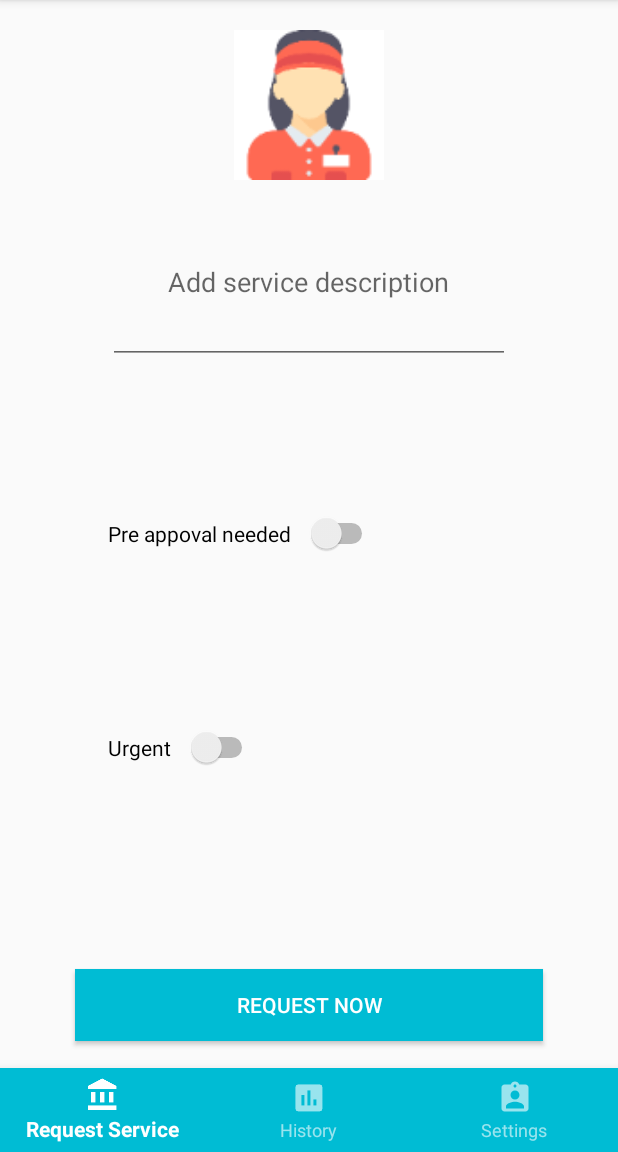
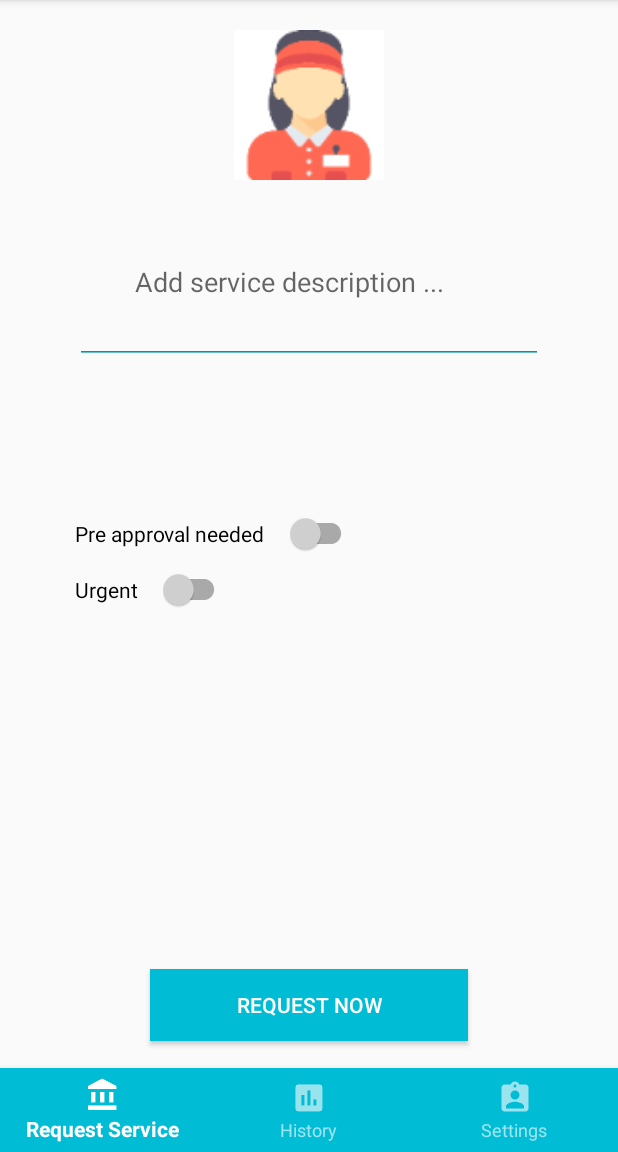
Before and after one commit to dabitdev/SampleAuthApp, an Android app: the screen it shows after launch once a user with an empty profile is signed in (BottomNavigationActivity), after a tap on "REQUEST NOW", on a phone screen of 412 x 824 dp, the part 84-1236 px from its top. Run offline under Robolectric (Android 15) with nearby library versions, the phone set to English and light mode, and no system bars; our stand-ins replace Firebase (no records; nobody signed in at launch, a user with empty details on screens opened directly).

Commit message:
fixing colors in the views on fragment request, adding push notification service,.

```diff
--- a/app/build.gradle
+++ b/app/build.gradle
@@ -34,6 +34,9 @@ dependencies {
     implementation 'com.android.support:support-v4:27.1.1'
     implementation 'com.github.PhilJay:MPAndroidChart:v3.0.3'
     implementation 'com.google.android.gms:play-services-maps:15.0.1'
+    implementation 'com.google.firebase:firebase-database:16.0.1'
+    implementation 'com.jakewharton.timber:timber:4.7.1'
+    implementation 'com.google.firebase:firebase-messaging:17.1.0'
 }
 
 //this has to be at the bottom
--- a/app/src/main/java/com/nordicloop/concierge/LoginActivity.java
+++ b/app/src/main/java/com/nordicloop/concierge/LoginActivity.java
@@ -73,7 +73,7 @@ public class LoginActivity extends AppCompatActivity {
                 final String password = inputPassword.getText().toString();
 
                 if (TextUtils.isEmpty(email)) {
-                    Toast.makeText(getApplicationContext(), "Enter email address!", Toast.LENGTH_SHORT).show();
+                    Toast.makeText(getApplicationContext(), "Enter preApprovalNeeded address!", Toast.LENGTH_SHORT).show();
                     return;
                 }
 
--- a/app/src/main/java/com/nordicloop/concierge/RequestFragment.java
+++ b/app/src/main/java/com/nordicloop/concierge/RequestFragment.java
@@ -23,19 +23,22 @@ package com.nordicloop.concierge;
 import android.os.Bundle;
 import android.support.annotation.NonNull;
 import android.support.v4.app.Fragment;
+import android.support.v7.widget.AppCompatEditText;
+import android.support.v7.widget.SwitchCompat;
 import android.view.LayoutInflater;
 import android.view.View;
 import android.view.ViewGroup;
 import android.widget.Button;
-import android.widget.EditText;
-import android.widget.Switch;
 import android.widget.Toast;
+
+import com.google.firebase.auth.FirebaseAuth;
+import com.nordicloop.concierge.model.Task;
 
 
 public class RequestFragment extends Fragment {
-    private EditText mEditText;
-    private Switch mApproval;
-    private Switch mUrgent;
+    private AppCompatEditText mEditText;
+    private SwitchCompat mApproval;
+    private SwitchCompat mUrgent;
 
     @Override
     public View onCreateView(@NonNull LayoutInflater inflater, ViewGroup container,
@@ -50,8 +53,10 @@ public class RequestFragment extends Fragment {
         button.setOnClickListener(new View.OnClickListener() {
             @Override
             public void onClick(View view) {
+                Toast.makeText(view.getContext(), "Request added successfully!", Toast.LENGTH_LONG).show();
+                String uid = FirebaseAuth.getInstance().getUid();
+                Task.writeNewTask(uid, mEditText.getText().toString(), mApproval.isChecked());
                 resetForm();
-                Toast.makeText(view.getContext(), "Request added successfuly!", Toast.LENGTH_LONG).show();
             }
         });
         return view;
--- a/app/src/main/java/com/nordicloop/concierge/ResetPasswordActivity.java
+++ b/app/src/main/java/com/nordicloop/concierge/ResetPasswordActivity.java
@@ -47,7 +47,7 @@ public class ResetPasswordActivity extends AppCompatActivity {
                 String email = inputEmail.getText().toString().trim();
 
                 if (TextUtils.isEmpty(email)) {
-                    Toast.makeText(getApplication(), "Enter your registered email id", Toast.LENGTH_SHORT).show();
+                    Toast.makeText(getApplication(), "Enter your registered preApprovalNeeded id", Toast.LENGTH_SHORT).show();
                     return;
                 }
 
@@ -59,7 +59,7 @@ public class ResetPasswordActivity extends AppCompatActivity {
                                 if (task.isSuccessful()) {
                                     Toast.makeText(ResetPasswordActivity.this, "We have sent you instructions to reset your password!", Toast.LENGTH_SHORT).show();
                                 } else {
-                                    Toast.makeText(ResetPasswordActivity.this, "Failed to send reset email!", Toast.LENGTH_SHORT).show();
+                                    Toast.makeText(ResetPasswordActivity.this, "Failed to send reset preApprovalNeeded!", Toast.LENGTH_SHORT).show();
                                 }
 
                                 progressBar.setVisibility(View.GONE);
--- a/app/src/main/java/com/nordicloop/concierge/SignupActivity.java
+++ b/app/src/main/java/com/nordicloop/concierge/SignupActivity.java
@@ -60,7 +60,7 @@ public class SignupActivity extends AppCompatActivity {
                 String password = inputPassword.getText().toString().trim();
 
                 if (TextUtils.isEmpty(email)) {
-                    Toast.makeText(getApplicationContext(), "Enter email address!", Toast.LENGTH_SHORT).show();
+                    Toast.makeText(getApplicationContext(), "Enter preApprovalNeeded address!", Toast.LENGTH_SHORT).show();
                     return;
                 }
 
--- /dev/null
+++ b/app/src/main/java/com/nordicloop/concierge/model/Task.java
@@ -0,0 +1,37 @@
+package com.nordicloop.concierge.model;
+
+import com.google.firebase.database.DatabaseReference;
+import com.google.firebase.database.FirebaseDatabase;
+import com.google.firebase.database.IgnoreExtraProperties;
+
+@IgnoreExtraProperties
+public class Task {
+    public String taskMessage;
+    public String uid;
+    public String preApprovalNeeded = "false";
+
+    public Task() {
+        // Default constructor required for calls to DataSnapshot.getValue(Task.class)
+    }
+
+    public Task(String taskMessage, String uid, boolean preApprovalNeeded) {
+        this.taskMessage = taskMessage;
+        this.uid = uid;
+        this.preApprovalNeeded = preApprovalNeeded ? "true" : "false";
+    }
+
+    public static void writeNewTask(String uid, String taskMessage, Boolean preApprovalNeeded) {
+        DatabaseReference reference = FirebaseDatabase.getInstance().getReference("tasks");
+        String taskId = reference.push().getKey();
+        reference.child(taskId).setValue(new Task(taskMessage, uid, preApprovalNeeded));
+    }
+
+    @Override
+    public String toString() {
+        return "Task{" +
+            "taskMessage='" + taskMessage + '\'' +
+            ", uid='" + uid + '\'' +
+            ", preApprovalNeeded='" + preApprovalNeeded + '\'' +
+            '}';
+    }
+}
--- /dev/null
+++ b/app/src/main/res/color/checkbox_thumb_tint.xml
@@ -0,0 +1,6 @@
+<?xml version="1.0" encoding="utf-8"?>
+<selector xmlns:android="http://schemas.android.com/apk/res/android">
+    <item android:color="@color/colorPrimary"
+          android:state_checked="true"/>
+    <item android:color="#d3d3d3" android:state_checked="false"/>
+</selector>
--- /dev/null
+++ b/app/src/main/res/color/checkbox_track_tint.xml
@@ -0,0 +1,6 @@
+<?xml version="1.0" encoding="utf-8"?>
+<selector xmlns:android="http://schemas.android.com/apk/res/android">
+    <item android:color="@color/colorPrimaryTransparent"
+          android:state_checked="true"/>
+    <item android:color="#a9a9a9" android:state_checked="false"/>
+</selector>
--- a/app/src/main/res/layout/activity_reset_password.xml
+++ b/app/src/main/res/layout/activity_reset_password.xml
@@ -49,7 +49,7 @@
             android:layout_height="wrap_content">
 
             <EditText
-                android:id="@+id/email"
+                android:id="@+id/preApprovalNeeded"
                 android:layout_width="match_parent"
                 android:layout_height="wrap_content"
                 android:layout_marginBottom="10dp"
--- a/app/src/main/res/layout/activity_signup.xml
+++ b/app/src/main/res/layout/activity_signup.xml
@@ -28,10 +28,10 @@
             android:layout_height="wrap_content">
 
             <EditText
-                android:id="@+id/email"
+                android:id="@+id/preApprovalNeeded"
                 android:layout_width="match_parent"
                 android:layout_height="wrap_content"
-                android:hint="@string/email"
+                android:hint="@string/preApprovalNeeded"
                 android:inputType="textEmailAddress"
                 android:maxLines="1"
                 android:singleLine="true"
--- a/app/src/main/res/layout/fragment_request_service.xml
+++ b/app/src/main/res/layout/fragment_request_service.xml
@@ -2,6 +2,9 @@
                 xmlns:tools="http://schemas.android.com/tools"
                 android:layout_width="match_parent"
                 android:layout_height="match_parent"
+                android:layout_marginLeft="50dp"
+                android:layout_marginRight="50dp"
+                xmlns:app="http://schemas.android.com/apk/res-auto"
                 tools:context=".RequestFragment">
 
     <ImageView
@@ -10,17 +13,19 @@
         android:id="@+id/vault"
         android:layout_width="100dp"
         android:layout_height="100dp"
-        android:src="@drawable/assitant"/>
+        android:src="@drawable/assistant"/>
 
-    <EditText
+    <android.support.v7.widget.AppCompatEditText
         android:layout_marginTop="10dp"
         android:lines="4"
         android:id="@+id/message"
-        android:layout_width="wrap_content"
+        app:backgroundTint="@color/colorPrimaryDark"
+        android:layout_width="match_parent"
         android:layout_height="wrap_content"
         android:layout_below="@+id/vault"
         android:layout_centerHorizontal="true"
-        android:hint="Add service description"
+        android:hint="Add service description ..."
+        android:textCursorDrawable="@null"
         android:paddingLeft="40dp"
         android:paddingRight="40dp"
         android:paddingTop="13dp"/>
@@ -39,23 +44,27 @@
         android:layout_centerHorizontal="true"
         android:text="REQUEST NOW"/>
 
-    <Switch
+    <android.support.v7.widget.SwitchCompat
         android:id="@+id/switch1"
         android:layout_width="wrap_content"
         android:layout_height="wrap_content"
         android:layout_alignStart="@+id/message"
+        android:layout_alignLeft="@+id/message"
         android:layout_centerVertical="true"
-        android:switchPadding="10dp"
-        android:text="Pre appoval needed"/>
+        app:thumbTint="@color/checkbox_thumb_tint"
+        app:trackTint="@color/checkbox_track_tint"
+        android:text="Pre approval needed    "/>
 
-    <Switch
+    <android.support.v7.widget.SwitchCompat
         android:id="@+id/switch2"
+        android:layout_marginTop="10dp"
         android:layout_width="wrap_content"
         android:layout_height="wrap_content"
-        android:layout_alignParentBottom="true"
-        android:layout_alignStart="@+id/message"
-        android:layout_marginBottom="200dp"
-        android:switchPadding="10dp"
-        android:text="Urgent"/>
+        android:layout_alignParentStart="true"
+        android:layout_below="@id/switch1"
+        android:text="Urgent    "
+        app:thumbTint="@color/checkbox_thumb_tint"
+        app:trackTint="@color/checkbox_track_tint"
+        android:layout_alignParentLeft="true"/>
 
 </RelativeLayout>
--- a/app/src/main/res/values/colors.xml
+++ b/app/src/main/res/values/colors.xml
@@ -3,6 +3,7 @@
     <color name="colorPrimary">#00bcd4</color>
     <color name="colorPrimaryDark">#0097a7</color>
     <color name="colorAccent">#f2fe71</color>
+    <color name="colorPrimaryTransparent">#64bcd4</color>
 
     <color name="bg_login">#26ae90</color>
     <color name="bg_register">#2e3237</color>
--- a/app/src/main/res/values/strings.xml
+++ b/app/src/main/res/values/strings.xml
@@ -1,12 +1,12 @@
 <resources>
     <string name="app_name">Concierge</string>
     <string name="action_sign_in_short">Register</string>
-    <string name="email">Email</string>
+    <string name="preApprovalNeeded">Email</string>
     <string name="minimum_password">Password too short, enter minimum 6 characters!</string>
-    <string name="auth_failed">Authentication failed, check your email and password or sign up</string>
+    <string name="auth_failed">Authentication failed, check your preApprovalNeeded and password or sign up</string>
     <string name="change_email">Change Email</string>
     <string name="change_password">Change Password</string>
-    <string name="send_password_reset_email">Send Password reset email</string>
+    <string name="send_password_reset_email">Send Password reset preApprovalNeeded</string>
     <string name="remove_user">Remove user</string>
     <string name="new_pass">New Password</string>
     <string name="title_activity_profile">Firebase</string>
```
Also changed, not shown: app/src/main/AndroidManifest.xml (+9 -1 lines), app/src/main/java/com/nordicloop/concierge/HistoryFragment.java (+56 -1 lines), app/src/main/java/com/nordicloop/concierge/MainActivity.java (+6 -6 lines), app/src/main/java/com/nordicloop/concierge/MyFirebaseMessagingService.java (added, +138 -0 lines), app/src/main/java/com/nordicloop/concierge/SettingsFragment.java (+6 -6 lines), app/src/main/res/layout/fragment_history.xml (+8 -0 lines), app/src/main/res/drawable-xxxhdpi/assistant.png (renamed from app/src/main/res/drawable-xxxhdpi/assitant.png).
